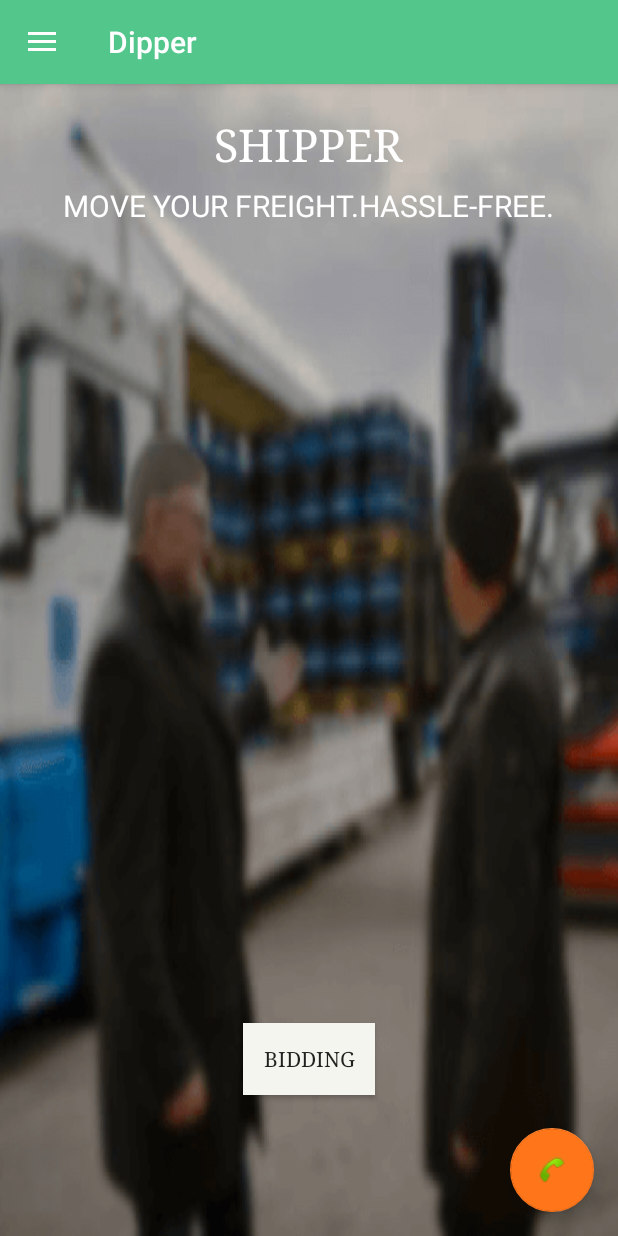
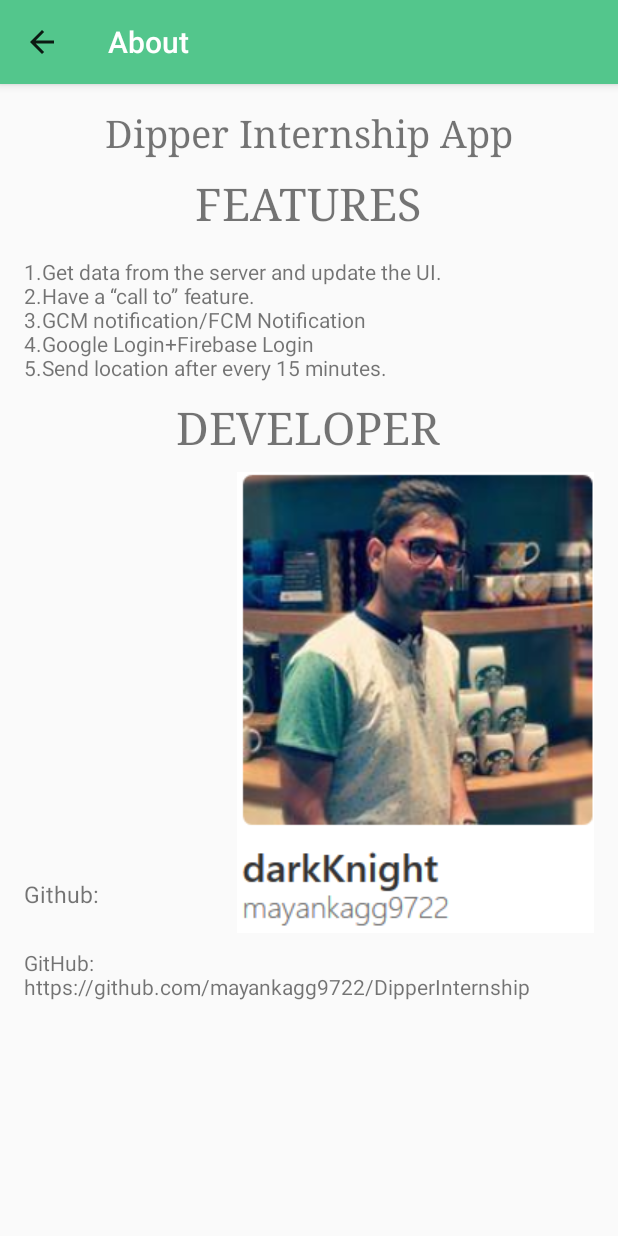
Before and after one commit to mayankagg9722/DipperInternship, an Android app: the screen it shows after launch once a user with an empty profile is signed in (MainActivity before the commit, About after it), after a tap on "About", on a phone screen of 412 x 824 dp. Run offline under Robolectric (Android 15) with nearby library versions, the phone set to English and light mode, and no system bars; our stand-ins replace Firebase (no records; nobody signed in at launch, a user with empty details on screens opened directly); libraries missing offline, so code that uses them is left out: com.crashlytics.android, io.fabric.sdk; 2 statements that could not run were skipped; 1 other tap on this screen came first.

Commit message:
About Activity Added

```diff
--- /dev/null
+++ b/app/src/main/java/com/example/mayank/dipperinternship/About.java
@@ -0,0 +1,18 @@
+package com.example.mayank.dipperinternship;
+
+import android.support.v7.app.ActionBar;
+import android.support.v7.app.AppCompatActivity;
+import android.os.Bundle;
+import android.text.Html;
+
+public class About extends AppCompatActivity {
+
+    @Override
+    protected void onCreate(Bundle savedInstanceState) {
+        super.onCreate(savedInstanceState);
+        setContentView(R.layout.activity_about);
+        ActionBar actionBar=getSupportActionBar();
+        actionBar.setDefaultDisplayHomeAsUpEnabled(true);
+        actionBar.setTitle(Html.fromHtml("<font color='#ffffff'>About</font>"));
+    }
+}
--- a/app/src/main/java/com/example/mayank/dipperinternship/MainActivity.java
+++ b/app/src/main/java/com/example/mayank/dipperinternship/MainActivity.java
@@ -223,6 +223,9 @@ public class MainActivity extends AppCompatActivity
                 Toast.makeText(MainActivity.this, "Please Sign In First", Toast.LENGTH_SHORT).show();
 
         }else if (id == R.id.nav_about) {
+            Intent i = new Intent(MainActivity.this,About.class);
+            startActivity(i);
+            overridePendingTransition(R.anim.slide_in, R.anim.slide_out);
 
         }
         else if (id == R.id.nav_notify) {
--- /dev/null
+++ b/app/src/main/res/layout/activity_about.xml
@@ -0,0 +1,84 @@
+<?xml version="1.0" encoding="utf-8"?>
+<ScrollView xmlns:android="http://schemas.android.com/apk/res/android"
+    xmlns:tools="http://schemas.android.com/tools"
+    android:id="@+id/activity_about"
+    android:layout_width="match_parent"
+    android:layout_height="match_parent"
+    android:paddingBottom="@dimen/activity_vertical_margin"
+    android:paddingLeft="@dimen/activity_horizontal_margin"
+    android:paddingRight="@dimen/activity_horizontal_margin"
+    android:paddingTop="@dimen/activity_vertical_margin"
+    tools:context="com.example.mayank.dipperinternship.About">
+    <RelativeLayout
+        android:layout_width="match_parent"
+        android:layout_height="match_parent">
+
+
+        <TextView
+            android:layout_width="wrap_content"
+            android:layout_height="wrap_content"
+            android:text="Dipper Internship App"
+            android:typeface="serif"
+            android:layout_centerHorizontal="true"
+            android:textSize="25dp"
+            android:id="@+id/inte"
+            />
+        <TextView
+            android:layout_width="wrap_content"
+            android:layout_height="wrap_content"
+            android:text="FEATURES"
+            android:paddingTop="10dp"
+            android:layout_below="@+id/inte"
+            android:typeface="serif"
+            android:layout_centerHorizontal="true"
+            android:textSize="30dp"
+            android:id="@+id/fet"
+            />
+        <TextView
+            android:layout_width="wrap_content"
+            android:layout_height="wrap_content"
+            android:text="\n1.Get data from the server and update the UI.\n2.Have a “call to” feature.\n3.GCM notification/FCM Notification\n4.Google Login+Firebase Login\n5.Send location after every 15 minutes."
+
+            android:id="@+id/wf"
+            android:layout_below="@id/fet"/>
+
+
+        <TextView
+            android:layout_width="wrap_content"
+            android:layout_height="wrap_content"
+            android:text="GitHub:\nhttps://github.com/mayankagg9722/DipperInternship"
+            android:layout_below="@+id/image"
+            android:id="@+id/git"
+            android:layout_marginTop="10dp"/>
+
+        <TextView
+        android:layout_width="wrap_content"
+        android:layout_height="wrap_content"
+        android:text="DEVELOPER"
+        android:typeface="serif"
+            android:paddingTop="10dp"
+            android:textSize="30dp"
+            android:id="@+id/text"
+            android:layout_below="@+id/wf"
+            android:layout_centerHorizontal="true" />
+
+        <ImageView
+            android:layout_width="wrap_content"
+            android:layout_height="wrap_content"
+            android:src="@drawable/mypicture"
+            android:id="@+id/image"
+            android:layout_below="@+id/text"
+            android:layout_alignParentEnd="true"
+            android:layout_marginTop="10dp" />
+
+        <TextView
+            android:text="Github:"
+            android:textSize="15dp"
+            android:layout_width="wrap_content"
+            android:layout_height="wrap_content"
+            android:layout_marginBottom="15dp"
+            android:id="@+id/textView"
+            android:layout_above="@+id/git"
+            android:layout_alignParentStart="true" />
+    </RelativeLayout>
+</ScrollView>
```
Also changed, not shown: app/src/main/AndroidManifest.xml (+16 -16 lines), app/src/main/res/drawable/ic_menu_camera.xml (deleted, +0 -12 lines), app/src/main/res/drawable/ic_menu_gallery.xml (deleted, +0 -9 lines), app/src/main/res/drawable/ic_menu_manage.xml (deleted, +0 -9 lines), app/src/main/res/drawable/ic_menu_share.xml (deleted, +0 -9 lines), app/src/main/res/drawable/ic_menu_slideshow.xml (deleted, +0 -9 lines), app/src/main/res/drawable/mypicture.PNG (added).
